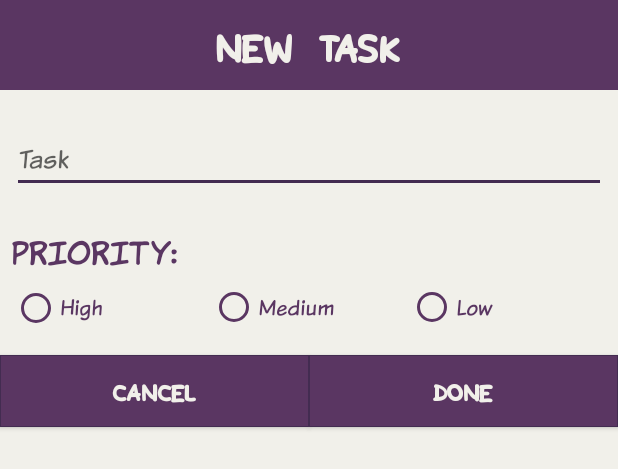
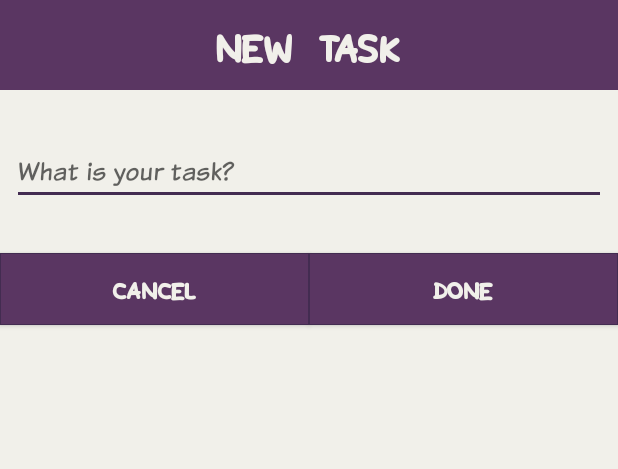
Before and after one commit to tobirod/memberberry, an Android app: the layout alertdialog_task.xml on its own in the app's theme, with its tools: preview values and no code run, on a phone screen of 412 x 824 dp. Shown: the top 469 px of the screen. Run offline under Robolectric (Android 15) with nearby library versions, the light colour scheme and no system bars.

Commit message:
Ober the Pusher

```diff
--- a/app/src/main/res/layout/alertdialog_task.xml
+++ b/app/src/main/res/layout/alertdialog_task.xml
@@ -10,6 +10,7 @@
         android:id="@+id/taskTitle"
         android:layout_width="0dp"
         android:layout_height="wrap_content"
+        android:layout_marginBottom="8dp"
         android:background="@color/plum"
         android:fontFamily="@font/snaphand"
         android:gravity="center"
@@ -17,6 +18,7 @@
         android:text="NEW TASK"
         android:textColor="@color/pastelCream"
         android:textSize="30sp"
+        app:layout_constraintBottom_toTopOf="@+id/taskEditText"
         app:layout_constraintEnd_toEndOf="parent"
         app:layout_constraintStart_toStartOf="parent"
         app:layout_constraintTop_toTopOf="parent" />
@@ -27,75 +29,22 @@
         android:layout_height="wrap_content"
         android:layout_marginEnd="8dp"
         android:layout_marginStart="8dp"
-        android:layout_marginTop="24dp"
+        android:layout_marginTop="32dp"
         android:ems="10"
         android:fontFamily="@font/komika_text"
-        android:hint="Task"
-        android:textSize="18sp"
+        android:hint="What is your task?"
         android:inputType="text"
         android:textColor="@color/plum"
+        android:textSize="18sp"
         app:layout_constraintEnd_toEndOf="parent"
         app:layout_constraintStart_toStartOf="parent"
         app:layout_constraintTop_toBottomOf="@+id/taskTitle" />
-
-    <TextView
-        android:id="@+id/taskPrioHeader"
-        android:layout_width="wrap_content"
-        android:layout_height="wrap_content"
-        android:layout_marginStart="8dp"
-        android:layout_marginTop="24dp"
-        android:fontFamily="@font/komika_header"
-        android:text="Priority:"
-        android:textColor="@color/plum"
-        android:textSize="20sp"
-        app:layout_constraintStart_toStartOf="parent"
-        app:layout_constraintTop_toBottomOf="@id/taskEditText" />
-
-    <RadioGroup
-        android:id="@+id/taskPrioRadioGroup"
-        android:layout_width="0dp"
-        android:layout_height="wrap_content"
-        android:layout_marginEnd="8dp"
-        android:layout_marginStart="8dp"
-        android:layout_marginTop="8dp"
-        android:orientation="horizontal"
-        app:layout_constraintEnd_toEndOf="parent"
-        app:layout_constraintHorizontal_bias="0.5"
-        app:layout_constraintStart_toStartOf="parent"
-        app:layout_constraintTop_toBottomOf="@id/taskPrioHeader">
-
-        <RadioButton
-            android:id="@+id/taskRadioHighBtn"
-            style="@style/customRadioButton"
-            android:fontFamily="@font/komika_text"
-            android:layout_width="0dp"
-            android:layout_height="30dp"
-            android:layout_weight="1"
-            android:text="High" />
-
-        <RadioButton
-            android:id="@+id/taskRadioMediumBtn"
-            style="@style/customRadioButton"
-            android:layout_width="0dp"
-            android:layout_height="wrap_content"
-            android:layout_weight="1"
-            android:text="Medium" />
-
-        <RadioButton
-            android:id="@+id/taskRadioLowBtn"
-            style="@style/customRadioButton"
-            android:layout_width="0dp"
-            android:layout_height="wrap_content"
-            android:layout_weight="1"
-            android:text="Low" />
-
-    </RadioGroup>
 
     <Button
         android:id="@+id/taskAlertDialogCancel"
         android:layout_width="0dp"
         android:layout_height="wrap_content"
-        android:layout_marginTop="16dp"
+        android:layout_marginTop="32dp"
         android:background="@layout/custom_button"
         android:fontFamily="@font/snaphand"
         android:text="Cancel"
@@ -105,13 +54,13 @@
         app:layout_constraintHorizontal_bias="0.5"
         app:layout_constraintHorizontal_weight="1"
         app:layout_constraintStart_toStartOf="parent"
-        app:layout_constraintTop_toBottomOf="@+id/taskPrioRadioGroup" />
+        app:layout_constraintTop_toBottomOf="@+id/taskEditText" />
 
     <Button
         android:id="@+id/taskAlertDialogDone"
         android:layout_width="0dp"
         android:layout_height="wrap_content"
-        android:layout_marginTop="16dp"
+        android:layout_marginTop="32dp"
         android:background="@layout/custom_button"
         android:fontFamily="@font/snaphand"
         android:text="Done"
@@ -121,6 +70,6 @@
         app:layout_constraintHorizontal_bias="0.5"
         app:layout_constraintHorizontal_weight="1"
         app:layout_constraintStart_toEndOf="@+id/taskAlertDialogCancel"
-        app:layout_constraintTop_toBottomOf="@+id/taskPrioRadioGroup" />
+        app:layout_constraintTop_toBottomOf="@+id/taskEditText" />
 
 </android.support.constraint.ConstraintLayout>
--- a/app/src/main/res/layout/fragment_tab_task.xml
+++ b/app/src/main/res/layout/fragment_tab_task.xml
@@ -48,7 +48,7 @@
         android:background="@layout/custom_button"
         android:fontFamily="@font/snaphand"
         android:padding="5dp"
-        android:text="TEST"
+        android:text="Delete Checked"
         android:visibility="@{viewModel.taskDeleteMode ? View.VISIBLE : View.GONE, default = gone}"
         android:textColor="@color/pastelCream"
         android:textSize="20sp"
--- a/app/src/main/res/values/colors.xml
+++ b/app/src/main/res/values/colors.xml
@@ -10,7 +10,7 @@
     <color name="lightGray">#C4C4C4</color>
     <color name="gray">#999999</color>
     <color name="darkGray">#707070</color>
-    <color name="charcoal">#363636</color>
+    <color name="charcoal">#484848</color>
     <color name="black">#000000</color>
 
     // Pastels
```
Also changed, not shown: app/src/main/java/com/newton/tr/member/Adapters/TaskRecyclerViewAdapter.java (+67 -30 lines), app/src/main/java/com/newton/tr/member/Database/TaskRepo.java (+21 -26 lines), app/src/main/java/com/newton/tr/member/Fragments/TabTask.java (+1 -28 lines), app/src/main/java/com/newton/tr/member/Models/Task.java (+1 -19 lines), app/src/main/java/com/newton/tr/member/Models/ViewModel.java (+0 -19 lines), app/src/main/res/layout/row_layout.xml (+23 -5 lines).
